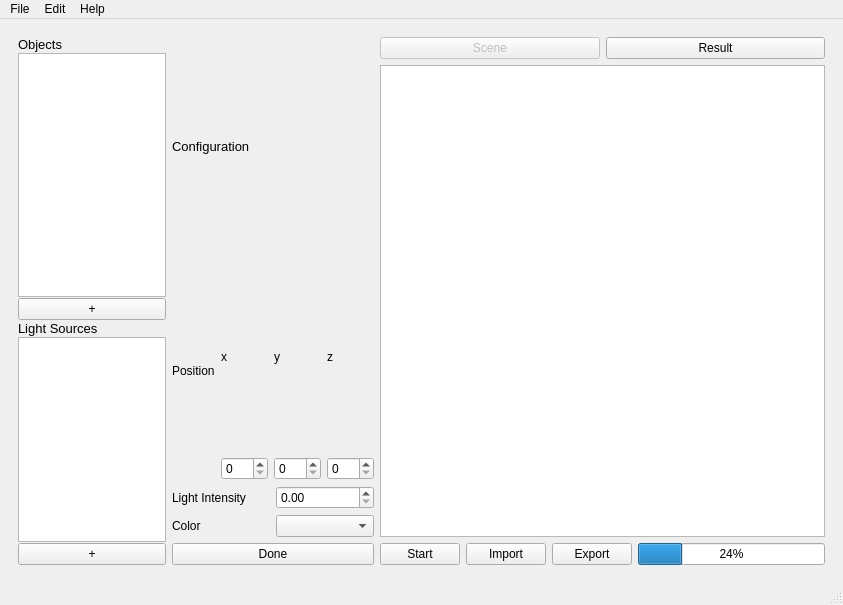
Old version of the form frontend/mainGui.ui in the repository Rayrangers/SOPR_WS24_25-Raytracers.
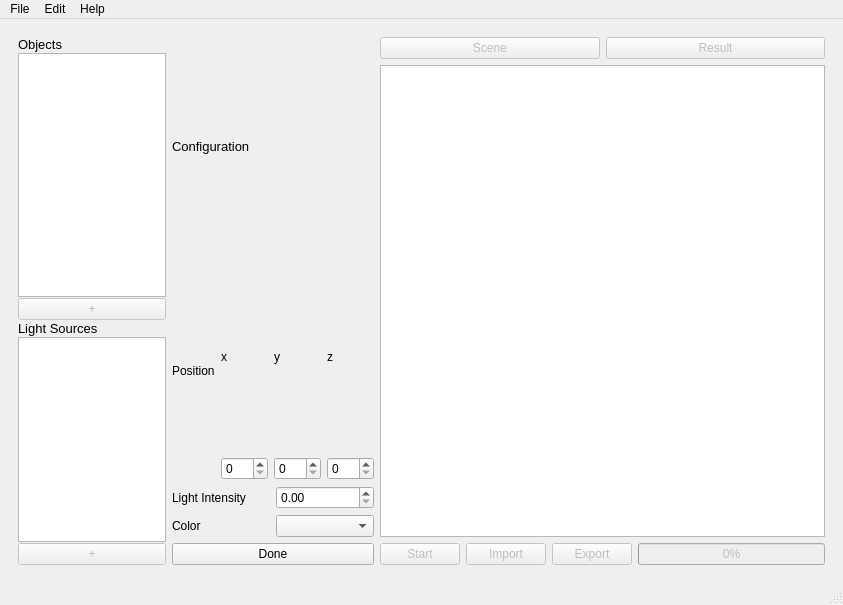
New version of the form. The open tabs and pages were chosen to show the change.

Commit message: feat: add basic user navigation

Diff of the .ui file:
```diff
--- a/frontend/mainGui.ui
+++ b/frontend/mainGui.ui
@@ -884,6 +884,9 @@
               </item>
               <item>
                <widget class="QPushButton" name="objectPlusButton_conf_2">
+                <property name="enabled">
+                 <bool>false</bool>
+                </property>
                 <property name="font">
                  <font>
                   <pointsize>9</pointsize>
@@ -916,6 +919,9 @@
                 </item>
                 <item>
                  <widget class="QPushButton" name="lightPlusButton_conf_2">
+                  <property name="enabled">
+                   <bool>false</bool>
+                  </property>
                   <property name="font">
                    <font>
                     <pointsize>9</pointsize>
@@ -949,7 +955,7 @@
               <item>
                <widget class="QPushButton" name="resultButton_conf_2">
                 <property name="enabled">
-                 <bool>true</bool>
+                 <bool>false</bool>
                 </property>
                 <property name="text">
                  <string>Result</string>
@@ -965,6 +971,9 @@
              <layout class="QHBoxLayout" name="horizontalLayout_19">
               <item>
                <widget class="QPushButton" name="playButton_conf_2">
+                <property name="enabled">
+                 <bool>false</bool>
+                </property>
                 <property name="text">
                  <string>Start</string>
                 </property>
@@ -972,6 +981,9 @@
               </item>
               <item>
                <widget class="QPushButton" name="importButton_conf_2">
+                <property name="enabled">
+                 <bool>false</bool>
+                </property>
                 <property name="text">
                  <string>Import</string>
                 </property>
@@ -979,6 +991,9 @@
               </item>
               <item>
                <widget class="QPushButton" name="exportButton_conf_2">
+                <property name="enabled">
+                 <bool>false</bool>
+                </property>
                 <property name="text">
                  <string>Export</string>
                 </property>
@@ -986,8 +1001,11 @@
               </item>
               <item>
                <widget class="QProgressBar" name="progressBar_conf_2">
+                <property name="enabled">
+                 <bool>false</bool>
+                </property>
                 <property name="value">
-                 <number>24</number>
+                 <number>0</number>
                 </property>
                </widget>
               </item>
```
Left out of the diff: 33 changed lines with no effect on the pictures. The commit also changes 2 other files.
